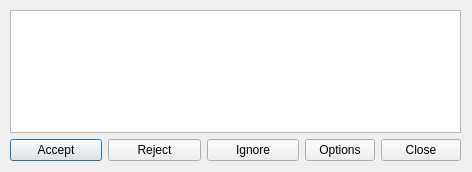
Old version of the form ui/invite_list.ui in the repository gitter-badger/simplechatclient.
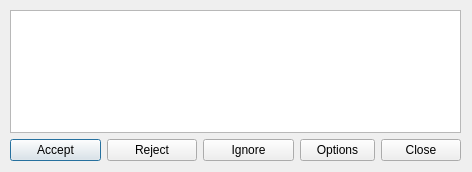
New version of the form.

Commit message: options button +5px

The edit to the form file:
```diff
--- a/ui/invite_list.ui
+++ b/ui/invite_list.ui
@@ -75,7 +75,7 @@
         </property>
         <property name="minimumSize">
          <size>
-          <width>70</width>
+          <width>75</width>
           <height>0</height>
          </size>
         </property>
```
The commit also changes 5 other files.
